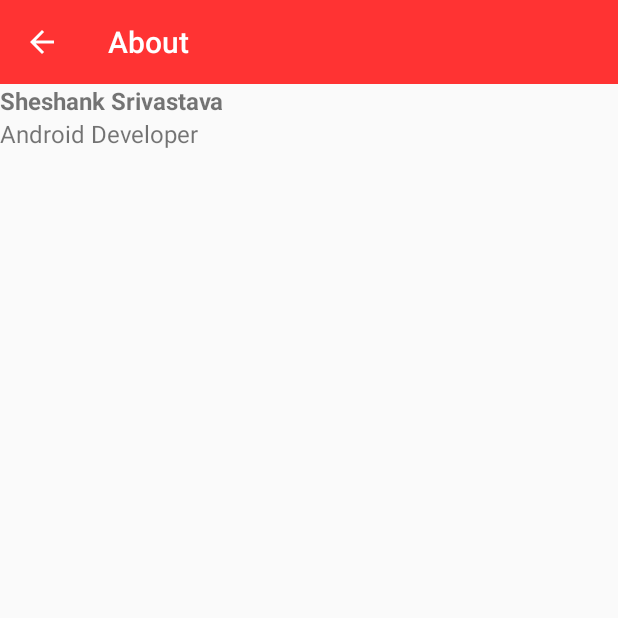
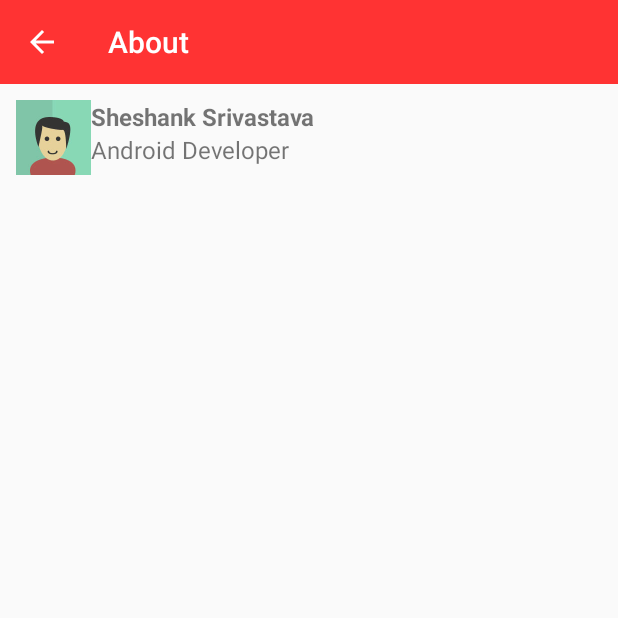
Before and after one commit to Sheshank-Srivastava/TrackInMetro, an Android app: the AboutActivity screen opened directly, with no data from a screen before it, on a phone screen of 412 x 824 dp, the top half of it. Run offline under Robolectric (Android 15) with nearby library versions, the phone set to English and light mode, and no system bars.

Commit message:
About is in Progress

```diff
--- a/app/src/main/java/android/example/com/trackinmetro/activity/AboutActivity.java
+++ b/app/src/main/java/android/example/com/trackinmetro/activity/AboutActivity.java
@@ -1,9 +1,9 @@
 package android.example.com.trackinmetro.activity;
 
 import android.example.com.trackinmetro.R;
+import android.os.Bundle;
 import android.support.v7.app.ActionBar;
 import android.support.v7.app.AppCompatActivity;
-import android.os.Bundle;
 
 public class AboutActivity extends AppCompatActivity {
 ActionBar actionBar;
--- a/app/src/main/java/android/example/com/trackinmetro/activity/MainActivity.java
+++ b/app/src/main/java/android/example/com/trackinmetro/activity/MainActivity.java
@@ -1,20 +1,19 @@
 package android.example.com.trackinmetro.activity;
 
-import android.content.Context;
 import android.content.Intent;
-import android.content.res.AssetManager;
 import android.example.com.trackinmetro.R;
 import android.example.com.trackinmetro.adapter.LastTripAdapter;
 import android.example.com.trackinmetro.model.LastTripModel;
 import android.example.com.trackinmetro.utilities.Constants;
+import android.os.Bundle;
 import android.support.design.widget.NavigationView;
 import android.support.v4.view.GravityCompat;
 import android.support.v4.widget.DrawerLayout;
 import android.support.v7.app.ActionBarDrawerToggle;
 import android.support.v7.app.AppCompatActivity;
-import android.os.Bundle;
 import android.support.v7.widget.LinearLayoutManager;
 import android.support.v7.widget.RecyclerView;
+import android.support.v7.widget.Toolbar;
 import android.util.Log;
 import android.view.MenuItem;
 import android.view.View;
@@ -24,7 +23,6 @@ import android.widget.ArrayAdapter;
 import android.widget.AutoCompleteTextView;
 import android.widget.Button;
 import android.widget.ImageView;
-import android.support.v7.widget.Toolbar;
 import android.widget.Toast;
 
 import org.json.JSONArray;
--- a/app/src/main/java/android/example/com/trackinmetro/activity/StationInfoActivity.java
+++ b/app/src/main/java/android/example/com/trackinmetro/activity/StationInfoActivity.java
@@ -1,9 +1,9 @@
 package android.example.com.trackinmetro.activity;
 
 import android.example.com.trackinmetro.R;
+import android.os.Bundle;
 import android.support.v7.app.ActionBar;
 import android.support.v7.app.AppCompatActivity;
-import android.os.Bundle;
 
 public class StationInfoActivity extends AppCompatActivity {
 ActionBar actionBar;
--- a/app/src/main/res/layout/activity_about.xml
+++ b/app/src/main/res/layout/activity_about.xml
@@ -5,23 +5,32 @@
     android:layout_width="match_parent"
     android:layout_height="match_parent"
     android:orientation="vertical"
+    android:padding="@dimen/small_padding"
     tools:context=".activity.AboutActivity">
+
     <LinearLayout
         android:layout_width="match_parent"
-    android:layout_height="wrap_content">
+        android:layout_height="wrap_content"
+        android:padding="@dimen/small_padding">
+
         <ImageView
-        android:layout_width="wrap_content"
-        android:layout_height="wrap_content" />
+            android:layout_width="50dp"
+            android:layout_height="50dp"
+
+            android:src="@drawable/img1" />
+
         <LinearLayout
             android:layout_width="match_parent"
             android:layout_height="wrap_content"
             android:orientation="vertical">
+
             <TextView
                 android:layout_width="wrap_content"
                 android:layout_height="wrap_content"
                 android:text="Sheshank Srivastava"
                 android:textSize="@dimen/text_small"
-            android:textStyle="bold"/>
+                android:textStyle="bold" />
+
             <TextView
                 android:layout_width="wrap_content"
                 android:layout_height="wrap_content"
--- a/build.gradle
+++ b/build.gradle
@@ -9,8 +9,7 @@ buildscript {
         google()
     }
     dependencies {
-        classpath 'com.android.tools.build:gradle:3.1.4'
-
+        classpath 'com.android.tools.build:gradle:3.2.1'
 
         // NOTE: Do not place your application dependencies here; they belong
         // in the individual module build.gradle files
--- a/gradle.properties
+++ b/gradle.properties
@@ -1,3 +1,4 @@
+
 # Project-wide Gradle settings.
 # IDE (e.g. Android Studio) users:
 # Gradle settings configured through the IDE *will override*
```
Also changed, not shown: app/build.gradle (+4 -3 lines), app/src/main/AndroidManifest.xml (+7 -22 lines), app/src/main/res/drawable/img1.jpg (added), app/src/main/res/drawable/img2.jpg (added), app/src/main/res/drawable/img3.jpg (added), app/src/main/res/drawable/img4.jpg (added), app/src/main/res/drawable/img5.jpg (added), gradle/wrapper/gradle-wrapper.properties, settings.gradle (line endings or trailing spaces). Lines whose indentation alone changed are shown as unchanged.
